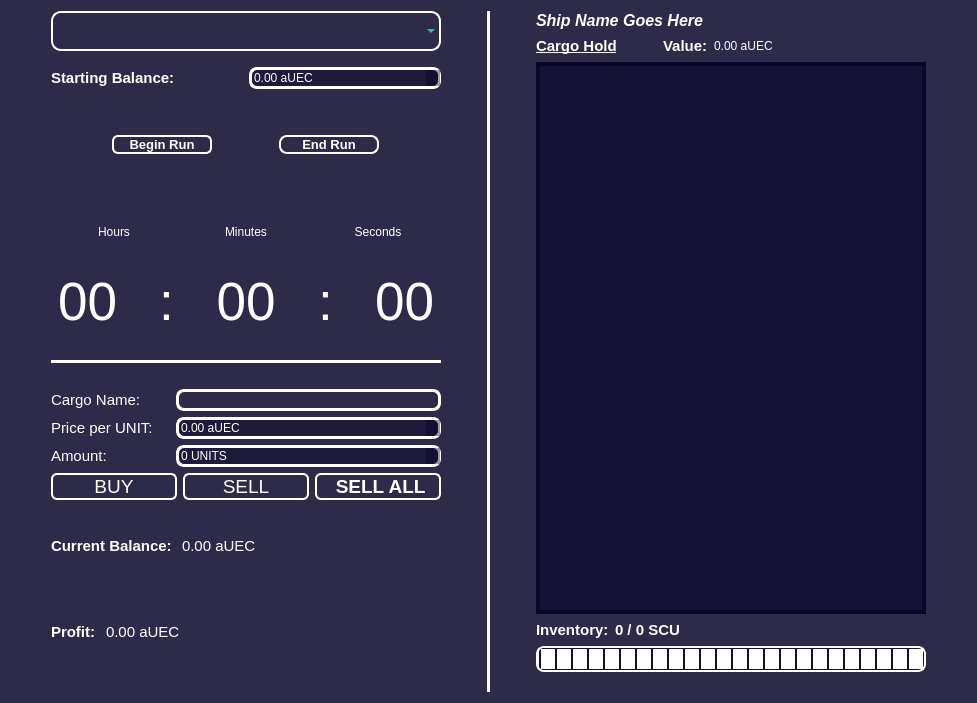
Above: widget.ui from JusDooEt/SC-Cargo-Log-Qt before the change. Below: the same form after it.
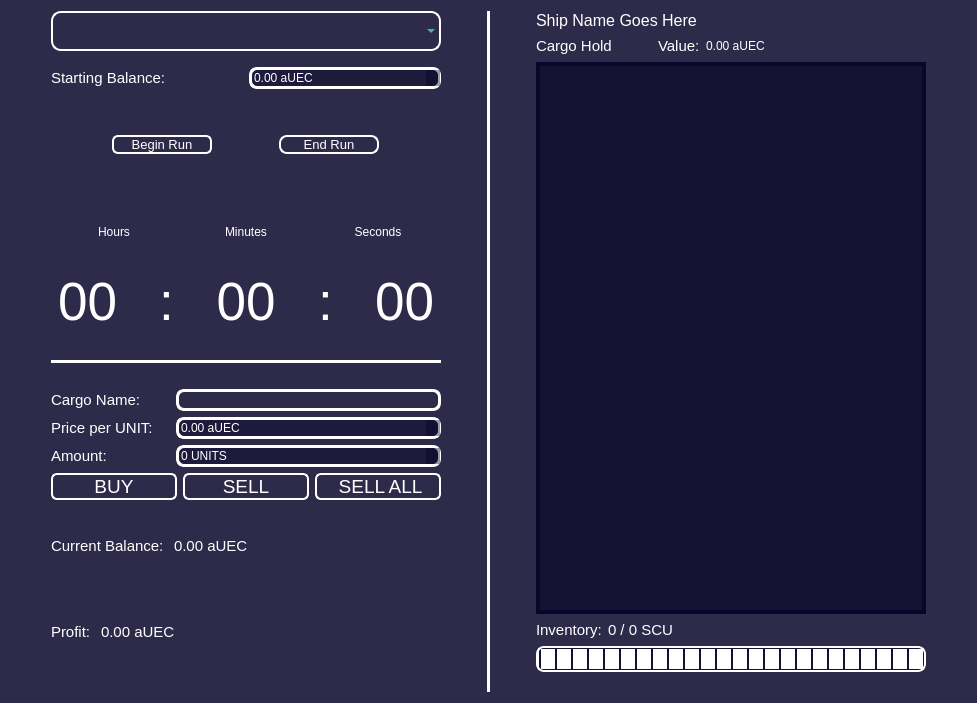
That is the form after the change.

Commit message: s1ell button input validation still needs implementation

What changed in the file:
```diff
--- a/widget.ui
+++ b/widget.ui
@@ -650,7 +650,8 @@
              <property name="font">
               <font>
                <pointsize>11</pointsize>
-               <bold>true</bold>
+               <italic>false</italic>
+               <bold>false</bold>
               </font>
              </property>
              <property name="text">
@@ -721,7 +722,8 @@
              <property name="font">
               <font>
                <pointsize>10</pointsize>
-               <bold>true</bold>
+               <italic>false</italic>
+               <bold>false</bold>
               </font>
              </property>
              <property name="text">
@@ -746,7 +748,8 @@
              <property name="font">
               <font>
                <pointsize>10</pointsize>
-               <bold>true</bold>
+               <italic>false</italic>
+               <bold>false</bold>
               </font>
              </property>
              <property name="styleSheet">
@@ -1056,7 +1059,8 @@
            <property name="font">
             <font>
              <pointsize>14</pointsize>
-             <bold>true</bold>
+             <italic>false</italic>
+             <bold>false</bold>
             </font>
            </property>
            <property name="autoFillBackground">
@@ -1081,7 +1085,8 @@
              <property name="font">
               <font>
                <pointsize>11</pointsize>
-               <bold>true</bold>
+               <italic>false</italic>
+               <bold>false</bold>
               </font>
              </property>
              <property name="text">
@@ -1094,6 +1099,8 @@
              <property name="font">
               <font>
                <pointsize>11</pointsize>
+               <italic>false</italic>
+               <bold>false</bold>
               </font>
              </property>
              <property name="text">
@@ -1123,7 +1130,8 @@
              <property name="font">
               <font>
                <pointsize>11</pointsize>
-               <bold>true</bold>
+               <italic>false</italic>
+               <bold>false</bold>
               </font>
              </property>
              <property name="text">
@@ -1136,6 +1144,8 @@
              <property name="font">
               <font>
                <pointsize>11</pointsize>
+               <italic>false</italic>
+               <bold>false</bold>
               </font>
              </property>
              <property name="text">
@@ -1231,8 +1241,8 @@
        <property name="font">
         <font>
          <pointsize>12</pointsize>
-         <italic>true</italic>
-         <bold>true</bold>
+         <italic>false</italic>
+         <bold>false</bold>
         </font>
        </property>
        <property name="text">
@@ -1249,8 +1259,9 @@
            <property name="font">
             <font>
              <pointsize>11</pointsize>
-             <bold>true</bold>
-             <underline>true</underline>
+             <italic>false</italic>
+             <bold>false</bold>
+             <underline>false</underline>
             </font>
            </property>
            <property name="text">
@@ -1281,7 +1292,8 @@
              <property name="font">
               <font>
                <pointsize>11</pointsize>
-               <bold>true</bold>
+               <italic>false</italic>
+               <bold>false</bold>
               </font>
              </property>
              <property name="frameShape">
@@ -1297,6 +1309,8 @@
              <property name="font">
               <font>
                <pointsize>9</pointsize>
+               <italic>false</italic>
+               <bold>false</bold>
               </font>
              </property>
              <property name="text">
@@ -1355,7 +1369,8 @@
              <property name="font">
               <font>
                <pointsize>11</pointsize>
-               <bold>true</bold>
+               <italic>false</italic>
+               <bold>false</bold>
               </font>
              </property>
              <property name="text">
@@ -1368,7 +1383,8 @@
              <property name="font">
               <font>
                <pointsize>11</pointsize>
-               <bold>true</bold>
+               <italic>false</italic>
+               <bold>false</bold>
               </font>
              </property>
              <property name="text">
```
Left out of the diff: 21 changed lines with no effect on the pictures. The commit also changes 7 other files.
